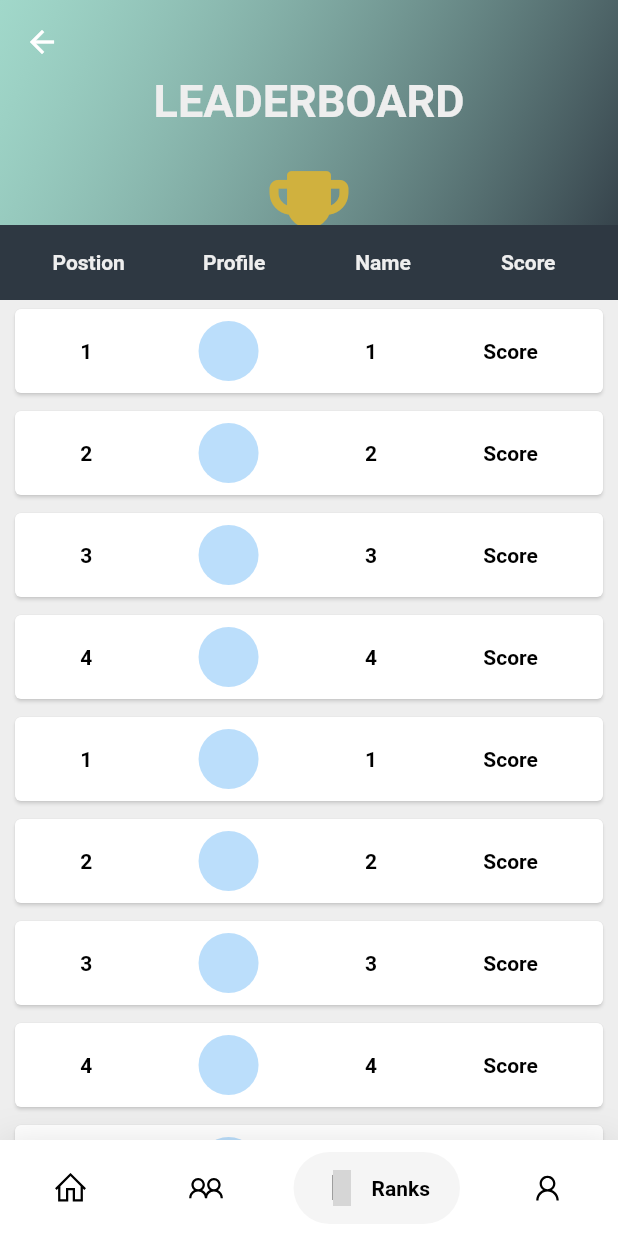
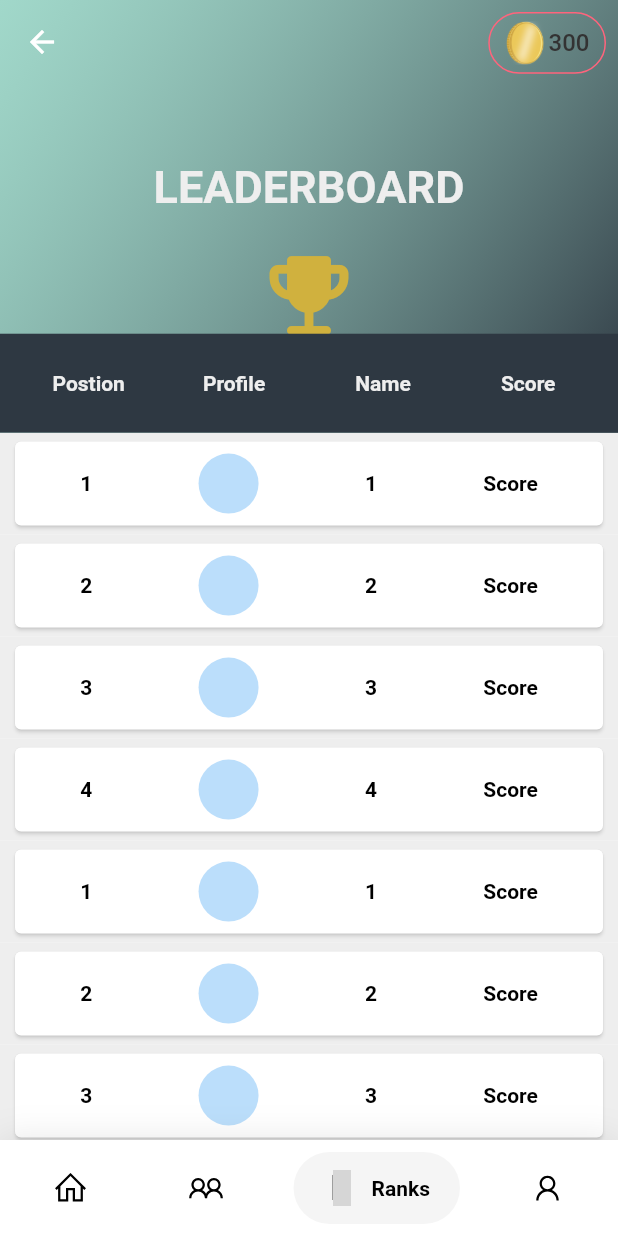
Before and after one commit to RGTechno/CHILD.io, a Flutter app: the Home screen opened directly, item 3 of the bottom bar chosen, on a phone screen of 412 x 824 dp. Run offline on Flutter 3.47's test engine with Material 2 defaults, Android fonts, the phone set to English and light mode, and no system bars; drawn by our look-alikes of google_nav_bar; our stand-ins replace geocoding, google_fonts, line_icons, location, shared_preferences; missing offline and left inert: app_usage; accounts and stored records are empty; grey boxes are pictures that could not be loaded.

Commit message:
adds headers to leaderboard screen

```diff
--- a/lib/screens/ranks_screen.dart
+++ b/lib/screens/ranks_screen.dart
@@ -1,4 +1,5 @@
 import 'package:child_io/color.dart';
+import 'package:child_io/widgets/header.dart';
 import 'package:flutter/material.dart';
 
 const Color bg = secondaryColor;
@@ -87,6 +88,7 @@ class _RanksScreenState extends State<RanksScreen> {
 
   @override
   Widget build(BuildContext context) {
+    final mediaQuery = MediaQuery.of(context).size;
     return CustomScrollView(
       slivers: <Widget>[
         SliverAppBar(
@@ -94,12 +96,12 @@ class _RanksScreenState extends State<RanksScreen> {
           pinned: true,
           snap: false,
           floating: false,
-          expandedHeight: 200.0,
+          expandedHeight: mediaQuery.height * 0.35,
           bottom: PreferredSize(
             preferredSize: Size.fromHeight(4.0),
             child: Container(
               color: bg1,
-              height: 50,
+              height: mediaQuery.height * 0.08,
               child: Container(
                 child: Row(
                   children: [
@@ -140,11 +142,21 @@ class _RanksScreenState extends State<RanksScreen> {
                 gradient: LinearGradient(
                   begin: Alignment.topLeft,
                   end: Alignment.bottomRight,
-                  colors: <Color>[secondaryColor.withOpacity(0.5), primaryColor],
+                  colors: <Color>[
+                    secondaryColor.withOpacity(0.5),
+                    primaryColor
+                  ],
                 ),
               ),
               child: Column(
                 children: [
+                  Padding(
+                    padding: const EdgeInsets.symmetric(
+                      vertical: 8.0,
+                      horizontal: 8,
+                    ),
+                    child: Header(300, mediaQuery.height * 0.05),
+                  ),
                   Padding(
                     padding: const EdgeInsets.only(top: 50.0),
                     child: Text(
@@ -194,9 +206,11 @@ class _RanksScreenState extends State<RanksScreen> {
         child: Row(
           mainAxisAlignment: MainAxisAlignment.spaceAround,
           children: [
-            Text(pos,
-                style: TextStyle(
-                    color: Colors.black, fontWeight: FontWeight.bold)),
+            Text(
+              pos,
+              style:
+                  TextStyle(color: Colors.black, fontWeight: FontWeight.bold),
+            ),
             CircleAvatar(
               foregroundColor: Colors.green,
             ),
```
